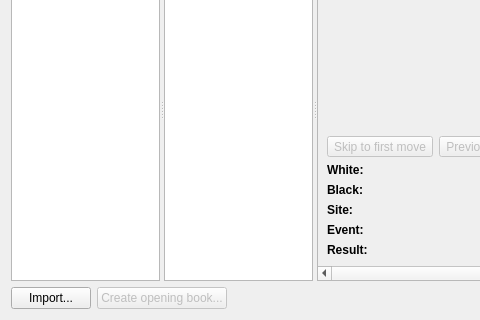
This is projects/gui/ui/gamedatabasedlg.ui in cutechess/cutechess as Qt 5 draws it before an edit; both pictures show x 0 to 480 and y 103 to 423 of the 616 by 423 pixel window. The edited form follows.
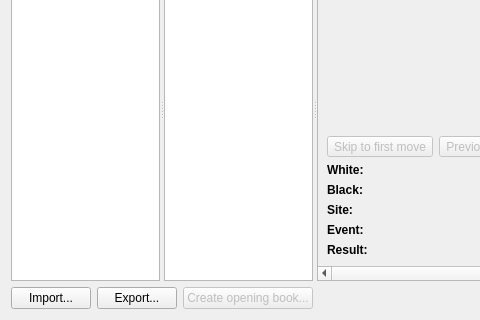
This is the edited form. Icons and pictures are not drawn.

Commit message: Add PGN export feature to GameDatabaseDialog

```diff
--- a/projects/gui/ui/gamedatabasedlg.ui
+++ b/projects/gui/ui/gamedatabasedlg.ui
@@ -365,6 +365,16 @@
        </property>
       </widget>
      </item>
+     <item>
+      <widget class="QPushButton" name="m_exportBtn">
+       <property name="toolTip">
+        <string>Export filtered games in PGN format</string>
+       </property>
+       <property name="text">
+        <string>Export...</string>
+       </property>
+      </widget>
+     </item>
      <item>
       <widget class="QPushButton" name="m_createOpeningBookBtn">
        <property name="enabled">
```
The commit also changes 2 other files.
